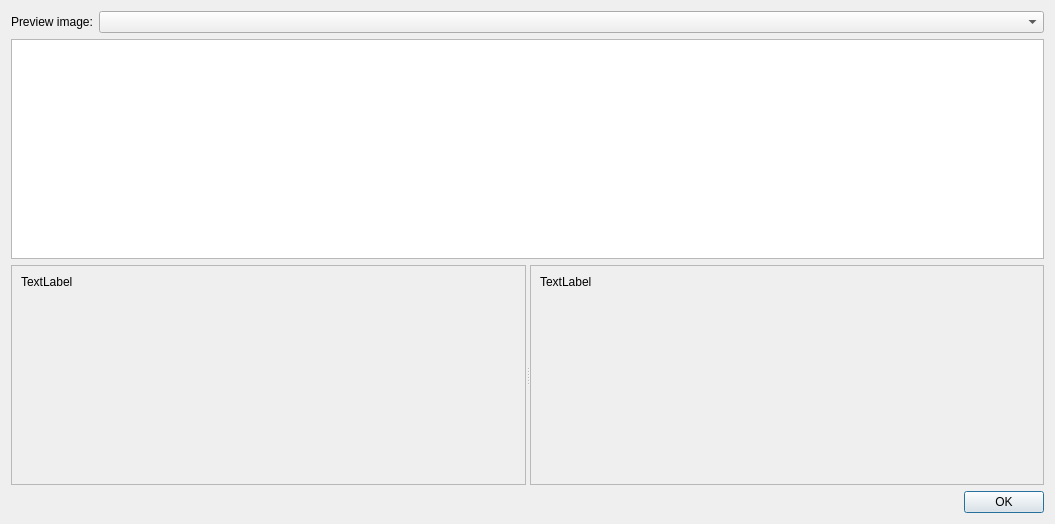
This is controls/setup/dialogpreview.ui in riuson/lcd-image-converter as Qt 5 draws it before an edit. The edited form follows.
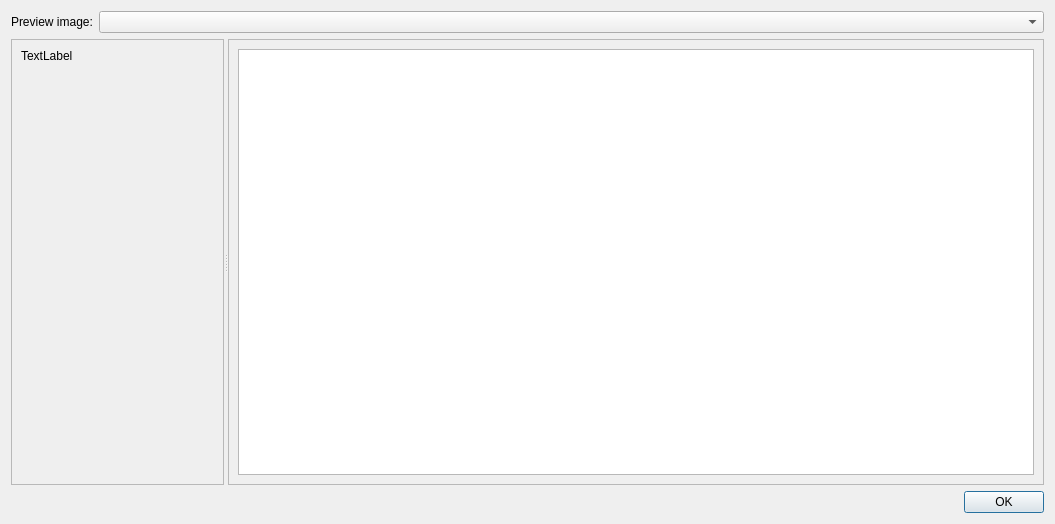
This is the edited form.

Commit message: Changed Preview dialog

What changed in the file:
```diff
--- a/controls/setup/dialogpreview.ui
+++ b/controls/setup/dialogpreview.ui
@@ -35,24 +35,6 @@
      </item>
     </layout>
    </item>
-   <item>
-    <widget class="QPlainTextEdit" name="plainTextEdit">
-     <property name="sizePolicy">
-      <sizepolicy hsizetype="Expanding" vsizetype="Expanding">
-       <horstretch>0</horstretch>
-       <verstretch>0</verstretch>
-      </sizepolicy>
-     </property>
-     <property name="font">
-      <font>
-       <family>Monospace</family>
-      </font>
-     </property>
-     <property name="readOnly">
-      <bool>true</bool>
-     </property>
-    </widget>
-   </item>
    <item>
     <widget class="QSplitter" name="splitter">
      <property name="sizePolicy">
@@ -77,12 +59,12 @@
          <x>0</x>
          <y>0</y>
          <width>514</width>
-         <height>214</height>
+         <height>447</height>
         </rect>
        </property>
        <layout class="QHBoxLayout" name="horizontalLayout_2">
         <item>
-         <widget class="QLabel" name="labelOriginal">
+         <widget class="QLabel" name="labelPreview">
           <property name="text">
            <string notr="true">TextLabel</string>
           </property>
@@ -103,18 +85,26 @@
         <rect>
          <x>0</x>
          <y>0</y>
-         <width>513</width>
-         <height>214</height>
+         <width>514</width>
+         <height>447</height>
         </rect>
        </property>
        <layout class="QHBoxLayout" name="horizontalLayout_3">
         <item>
-         <widget class="QLabel" name="labelPreview">
-          <property name="text">
-           <string notr="true">TextLabel</string>
+         <widget class="QPlainTextEdit" name="plainTextEdit">
+          <property name="sizePolicy">
+           <sizepolicy hsizetype="Expanding" vsizetype="Expanding">
+            <horstretch>0</horstretch>
+            <verstretch>0</verstretch>
+           </sizepolicy>
           </property>
-          <property name="alignment">
-           <set>Qt::AlignLeading|Qt::AlignLeft|Qt::AlignTop</set>
+          <property name="font">
+           <font>
+            <family>Monospace</family>
+           </font>
+          </property>
+          <property name="readOnly">
+           <bool>true</bool>
           </property>
          </widget>
         </item>
```
Left out of the diff: 5 changed lines with no effect on the pictures. The commit also changes 1 other file.
